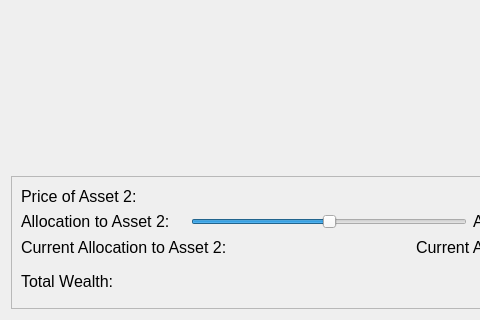
Above: MarketSimulation/simulationwindow.ui from dwattttt/marketsim before the change; both pictures show x 0 to 480 and y 148 to 468 of the 658 by 468 pixel window. Below: the same form after it.
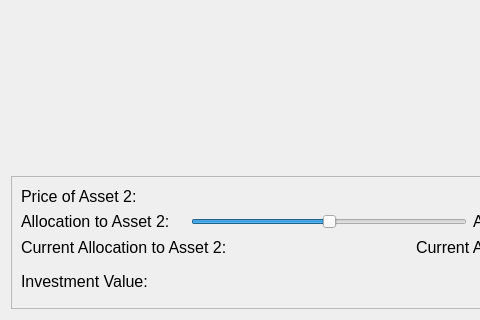
That is the form after the change. Custom widgets are drawn as their Qt base class.

Commit message: Completed all of the easy required changes from Digsy  * Screen 2 text  * Screen 3 text, centering  * Screen 5 text, centering  * Screen 6 text, centering  * Screen 7 text  * Screen 8 text  * Screen 9 text  * Screen 10 text  * Screen 12 text  * Initial allocation - added axis, prevent next until allocation submitted, text, centering  * Block decryption test once one round completed  * Rename total wealth to investment value  * Relocate wealth and time labels along bottom  * Add encrypted/decrypted labels to decryption widget  * Added final score screen

What changed in the file:
```diff
--- a/MarketSimulation/simulationwindow.ui
+++ b/MarketSimulation/simulationwindow.ui
@@ -249,7 +249,7 @@
              </font>
             </property>
             <property name="text">
-             <string>Total Wealth:</string>
+             <string>Investment Value:</string>
             </property>
            </widget>
           </item>
```
The commit also changes 26 other files.
